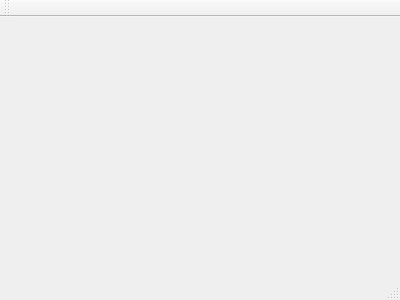
tuvok302/Dice, file mainwindow.ui: the form before one commit.
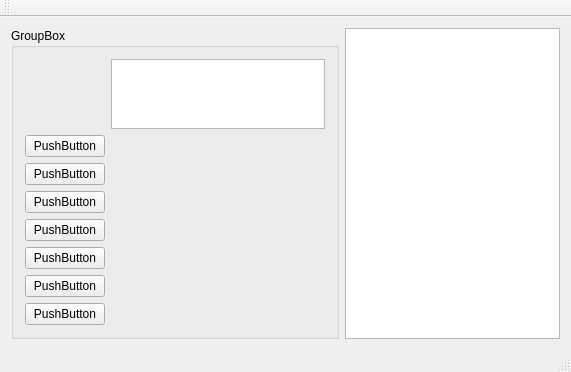
The form after the commit.

```diff
--- a/mainwindow.ui
+++ b/mainwindow.ui
@@ -1,24 +1,132 @@
 <ui version="4.0">
  <class>MainWindow</class>
- <widget class="QMainWindow" name="MainWindow" >
-  <property name="geometry" >
+ <widget class="QMainWindow" name="MainWindow">
+  <property name="geometry">
    <rect>
     <x>0</x>
     <y>0</y>
-    <width>400</width>
-    <height>300</height>
+    <width>571</width>
+    <height>340</height>
    </rect>
   </property>
   <property name="windowTitle" >
    <string>MainWindow</string>
   </property>
-  <widget class="QMenuBar" name="menuBar" />
-  <widget class="QToolBar" name="mainToolBar" />
-  <widget class="QWidget" name="centralWidget" />
-  <widget class="QStatusBar" name="statusBar" />
+  <widget class="QWidget" name="centralWidget">
+   <layout class="QGridLayout" name="gridLayout">
+    <item row="0" column="0">
+     <widget class="QGroupBox" name="groupBox">
+      <property name="title">
+       <string>GroupBox</string>
+      </property>
+      <layout class="QGridLayout" name="gridLayout_2">
+       <item row="1" column="0">
+        <widget class="QPushButton" name="pushButton_6">
+         <property name="text">
+          <string>PushButton</string>
+         </property>
+        </widget>
+       </item>
+       <item row="2" column="0">
+        <widget class="QPushButton" name="pushButton">
+         <property name="text">
+          <string>PushButton</string>
+         </property>
+        </widget>
+       </item>
+       <item row="3" column="0">
+        <widget class="QPushButton" name="pushButton_3">
+         <property name="text">
+          <string>PushButton</string>
+         </property>
+        </widget>
+       </item>
+       <item row="4" column="0">
+        <widget class="QPushButton" name="pushButton_4">
+         <property name="text">
+          <string>PushButton</string>
+         </property>
+        </widget>
+       </item>
+       <item row="5" column="0">
+        <widget class="QPushButton" name="pushButton_2">
+         <property name="text">
+          <string>PushButton</string>
+         </property>
+        </widget>
+       </item>
+       <item row="6" column="0">
+        <widget class="QPushButton" name="pushButton_5">
+         <property name="text">
+          <string>PushButton</string>
+         </property>
+        </widget>
+       </item>
+       <item row="7" column="0">
+        <widget class="QPushButton" name="pushButton_7">
+         <property name="text">
+          <string>PushButton</string>
+         </property>
+        </widget>
+       </item>
+       <item row="1" column="1">
+        <spacer name="horizontalSpacer">
+         <property name="orientation">
+          <enum>Qt::Horizontal</enum>
+         </property>
+         <property name="sizeHint" stdset="0">
+          <size>
+           <width>40</width>
+           <height>20</height>
+          </size>
+         </property>
+        </spacer>
+       </item>
+       <item row="0" column="1">
+        <widget class="QTextEdit" name="textEdit"/>
+       </item>
+      </layout>
+     </widget>
+    </item>
+    <item row="0" column="1">
+     <spacer name="horizontalSpacer_3">
+      <property name="orientation">
+       <enum>Qt::Horizontal</enum>
+      </property>
+      <property name="sizeHint" stdset="0">
+       <size>
+        <width>40</width>
+        <height>20</height>
+       </size>
+      </property>
+     </spacer>
+    </item>
+    <item row="0" column="2">
+     <widget class="QTextBrowser" name="textBrowser"/>
+    </item>
+   </layout>
+  </widget>
+  <widget class="QMenuBar" name="menuBar">
+   <property name="geometry">
+    <rect>
+     <x>0</x>
+     <y>0</y>
+     <width>571</width>
+     <height>21</height>
+    </rect>
+   </property>
+  </widget>
+  <widget class="QToolBar" name="mainToolBar">
+   <attribute name="toolBarArea">
+    <enum>TopToolBarArea</enum>
+   </attribute>
+   <attribute name="toolBarBreak">
+    <bool>false</bool>
+   </attribute>
+  </widget>
+  <widget class="QStatusBar" name="statusBar"/>
  </widget>
- <layoutDefault spacing="6" margin="11" />
- <pixmapfunction></pixmapfunction>
+ <layoutdefault spacing="6" margin="11"/>
  <resources/>
  <connections/>
 </ui>
```
Left out of the diff: 3 changed lines with no effect on the pictures.
